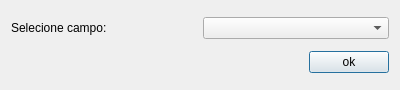
Old version of the form uis/selectField.ui in the repository dsgoficial/SAP_Gerente.
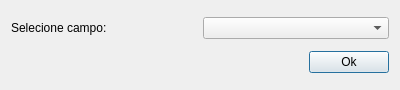
New version of the form.

The edit to the form file:
```diff
--- a/uis/selectField.ui
+++ b/uis/selectField.ui
@@ -44,7 +44,7 @@
    <item row="1" column="1">
     <widget class="QPushButton" name="ok_btn">
      <property name="text">
-      <string>ok</string>
+      <string>Ok</string>
      </property>
     </widget>
    </item>
```
